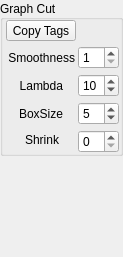
Before: the Qt Designer form tools/paint-graphcut/graphcutmenu.ui in nci/drishti, drawn with Qt 5.
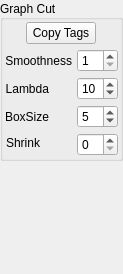
After: the same form once the commit is applied.

The edit to the form file:
```diff
--- a/tools/paint-graphcut/graphcutmenu.ui
+++ b/tools/paint-graphcut/graphcutmenu.ui
@@ -6,8 +6,8 @@
    <rect>
     <x>0</x>
     <y>0</y>
-    <width>123</width>
-    <height>257</height>
+    <width>110</width>
+    <height>274</height>
    </rect>
   </property>
   <property name="windowTitle">
@@ -52,39 +52,32 @@
      <property name="flat">
       <bool>false</bool>
      </property>
-     <layout class="QFormLayout" name="formLayout">
-      <property name="sizeConstraint">
-       <enum>QLayout::SetDefaultConstraint</enum>
-      </property>
-      <property name="fieldGrowthPolicy">
-       <enum>QFormLayout::ExpandingFieldsGrow</enum>
-      </property>
-      <property name="labelAlignment">
-       <set>Qt::AlignCenter</set>
-      </property>
-      <property name="formAlignment">
-       <set>Qt::AlignHCenter|Qt::AlignTop</set>
-      </property>
-      <property name="horizontalSpacing">
-       <number>2</number>
-      </property>
-      <property name="verticalSpacing">
+     <layout class="QVBoxLayout" name="verticalLayout_2">
+      <property name="spacing">
        <number>5</number>
       </property>
       <property name="leftMargin">
-       <number>0</number>
+       <number>2</number>
       </property>
       <property name="topMargin">
-       <number>0</number>
+       <number>2</number>
       </property>
       <property name="rightMargin">
-       <number>0</number>
+       <number>2</number>
       </property>
       <property name="bottomMargin">
+       <number>2</number>
+      </property>
+      <item>
+       <layout class="QHBoxLayout" name="horizontalLayout_3">
+        <property name="spacing">
+         <number>5</number>
+        </property>
+        <property name="topMargin">
        <number>0</number>
       </property>
-      <item row="0" column="0">
-       <widget class="QToolButton" name="copyprev">
+        <item>
+         <widget class="QPushButton" name="copyprev">
         <property name="sizePolicy">
          <sizepolicy hsizetype="Minimum" vsizetype="Preferred">
           <horstretch>0</horstretch>
@@ -105,7 +98,11 @@
         </property>
        </widget>
       </item>
-      <item row="1" column="0">
+       </layout>
+      </item>
+      <item>
+       <layout class="QFormLayout" name="formLayout">
+        <item row="0" column="0">
        <widget class="QLabel" name="label_5">
         <property name="text">
          <string>Smoothness</string>
@@ -115,7 +112,7 @@
         </property>
        </widget>
       </item>
-      <item row="1" column="1">
+        <item row="0" column="1">
        <widget class="QSpinBox" name="smooth">
         <property name="minimum">
          <number>1</number>
@@ -125,20 +122,7 @@
         </property>
        </widget>
       </item>
-      <item row="2" column="1">
-       <widget class="QSpinBox" name="lambda">
-        <property name="minimum">
-         <number>1</number>
-        </property>
-        <property name="maximum">
-         <number>50</number>
-        </property>
-        <property name="value">
-         <number>10</number>
-        </property>
-       </widget>
-      </item>
-      <item row="2" column="0">
+        <item row="1" column="0">
        <widget class="QLabel" name="label_3">
         <property name="lineWidth">
          <number>1</number>
@@ -157,7 +141,30 @@
         </property>
        </widget>
       </item>
-      <item row="3" column="1">
+        <item row="1" column="1">
+         <widget class="QSpinBox" name="lambda">
+          <property name="minimum">
+           <number>1</number>
+          </property>
+          <property name="maximum">
+           <number>50</number>
+          </property>
+          <property name="value">
+           <number>10</number>
+          </property>
+         </widget>
+        </item>
+        <item row="2" column="0">
+         <widget class="QLabel" name="label_2">
+          <property name="text">
+           <string>BoxSize</string>
+          </property>
+          <property name="alignment">
+           <set>Qt::AlignRight|Qt::AlignTrailing|Qt::AlignVCenter</set>
+          </property>
+         </widget>
+        </item>
+        <item row="2" column="1">
        <widget class="QSpinBox" name="boxSize">
         <property name="buttonSymbols">
          <enum>QAbstractSpinBox::UpDownArrows</enum>
@@ -170,20 +177,7 @@
         </property>
        </widget>
       </item>
-      <item row="4" column="1">
-       <widget class="QSpinBox" name="preverode"/>
-      </item>
       <item row="3" column="0">
-       <widget class="QLabel" name="label_2">
-        <property name="text">
-         <string>BoxSize</string>
-        </property>
-        <property name="alignment">
-         <set>Qt::AlignRight|Qt::AlignTrailing|Qt::AlignVCenter</set>
-        </property>
-       </widget>
-      </item>
-      <item row="4" column="0">
        <widget class="QLabel" name="label_4">
         <property name="maximumSize">
          <size>
@@ -199,6 +193,11 @@
         </property>
        </widget>
       </item>
+        <item row="3" column="1">
+         <widget class="QSpinBox" name="preverode"/>
+        </item>
+       </layout>
+      </item>
      </layout>
     </widget>
    </item>
@@ -207,6 +206,9 @@
      <property name="orientation">
       <enum>Qt::Vertical</enum>
      </property>
+     <property name="sizeType">
+      <enum>QSizePolicy::Expanding</enum>
+     </property>
      <property name="sizeHint" stdset="0">
       <size>
        <width>20</width>
```
Lines whose indentation alone changed are shown as unchanged.
